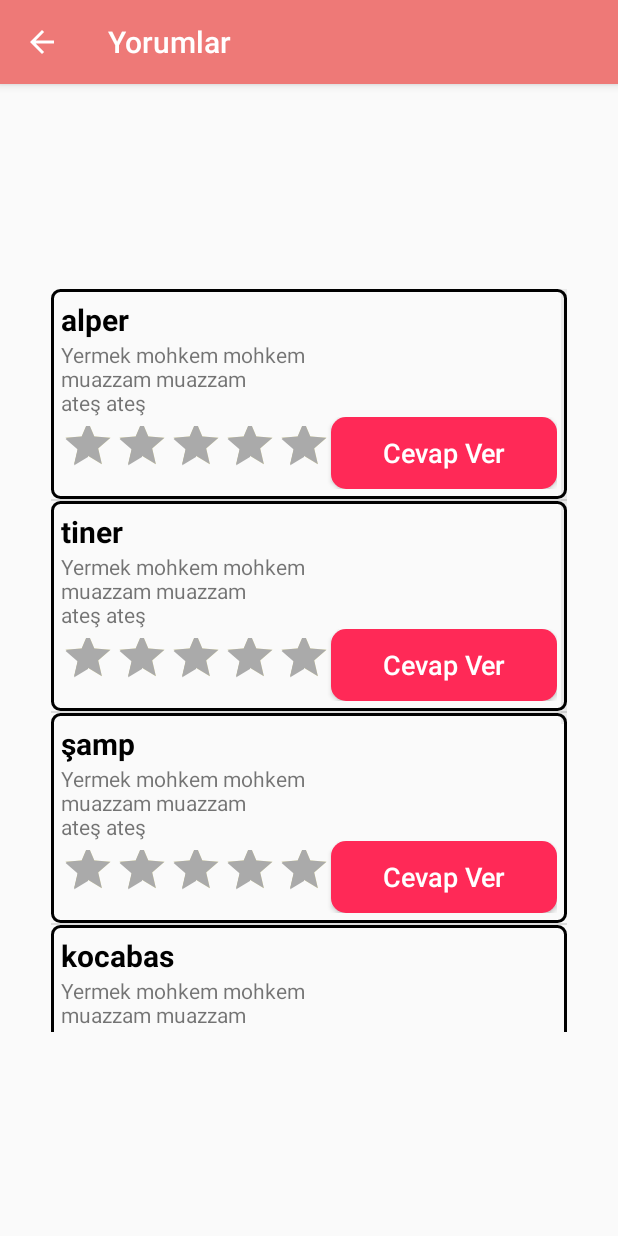
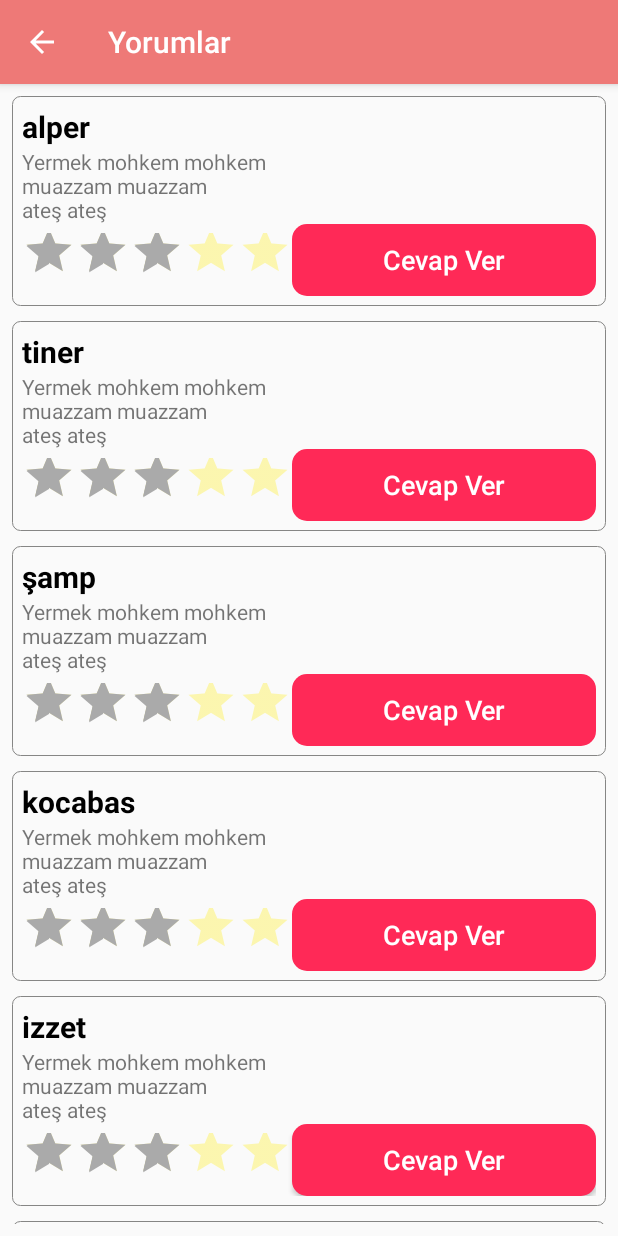
Before and after one commit to alperyazir/Nepismis-v.0.1, an Android app: the CommentsActivity screen opened directly, with no data from a screen before it, on a phone screen of 412 x 824 dp. Run offline under Robolectric (Android 15) with nearby library versions, the light colour scheme and no system bars.

Commit message:
- Comments Activity completed - Nav viwer modified

```diff
--- a/app/src/main/AndroidManifest.xml
+++ b/app/src/main/AndroidManifest.xml
@@ -23,7 +23,8 @@
             android:theme="@style/AppTheme.NoActionBar" />
         <activity android:name=".ProfileActivity" />
         <activity android:name=".AccountActivity" />
-        <activity android:name=".CommentsActivity"></activity>
+        <activity android:name=".CommentsActivity" />
+        <activity android:name=".QuestionnaireActivity"></activity>
     </application>
 
 </manifest>
--- a/app/src/main/java/com/example/ayzr/nepismis_v01/CookActivity.java
+++ b/app/src/main/java/com/example/ayzr/nepismis_v01/CookActivity.java
@@ -71,6 +71,11 @@
         }
    }
 
+    public void button_cook_order_ready_clicked(View view){
+        /// TODO
+        /// Add codes what happened when order ready
+    }
+
     @SuppressWarnings("StatementWithEmptyBody")
     @Override
     public boolean onNavigationItemSelected(MenuItem item) {
--- a/app/src/main/res/drawable/comments_row_design.xml
+++ b/app/src/main/res/drawable/comments_row_design.xml
@@ -2,8 +2,8 @@
 
 <shape xmlns:android="http://schemas.android.com/apk/res/android">
     <stroke
-        android:width="2dp"
-        android:color="#000000"/>
+        android:width=".5dp"
+        android:color="#868685"/>
 
     <padding
         android:left="7dp"
--- a/app/src/main/res/drawable/side_nav_bar.xml
+++ b/app/src/main/res/drawable/side_nav_bar.xml
@@ -2,8 +2,8 @@
     android:shape="rectangle">
     <gradient
         android:angle="135"
-        android:centerColor="#4CAF50"
-        android:endColor="#2E7D32"
-        android:startColor="#81C784"
+        android:centerColor="@color/colorCook"
+        android:startColor="@color/colorCook"
+        android:endColor="@color/colorCourier"
         android:type="linear" />
 </shape>
--- a/app/src/main/res/layout/activity_comments.xml
+++ b/app/src/main/res/layout/activity_comments.xml
@@ -8,8 +8,15 @@
 
     <ListView
         android:id="@+id/list_comments"
-        android:layout_width="344dp"
-        android:layout_height="495dp"
+        android:layout_width="match_parent"
+        android:layout_height="match_parent"
+        android:layout_marginBottom="8dp"
+        android:layout_marginLeft="8dp"
+        android:layout_marginRight="8dp"
+        android:layout_marginTop="8dp"
+        android:divider="@android:color/transparent"
+        android:dividerHeight="10dp"
+        android:scrollbars="none"
         app:layout_constraintBottom_toBottomOf="parent"
         app:layout_constraintLeft_toLeftOf="parent"
         app:layout_constraintRight_toRightOf="parent"
--- a/app/src/main/res/layout/comments_list_row_design.xml
+++ b/app/src/main/res/layout/comments_list_row_design.xml
@@ -36,14 +36,14 @@
 
             <RatingBar
                 android:id="@+id/rating"
-                android:theme="@style/RatingBar"
                 style="@android:style/Widget.DeviceDefault.RatingBar.Indicator"
                 android:layout_width="wrap_content"
                 android:layout_height="match_parent"
                 android:isIndicator="true"
                 android:numStars="5"
-                android:rating="5"
-                android:stepSize="0.1"/>
+                android:rating="3"
+                android:stepSize="0.1"
+                android:theme="@style/RatingBar" />
 
             <Button
                 android:id="@+id/button_comments_answer"
--- a/app/src/main/res/layout/nav_header_cook.xml
+++ b/app/src/main/res/layout/nav_header_cook.xml
@@ -17,19 +17,19 @@
         android:layout_width="wrap_content"
         android:layout_height="wrap_content"
         android:paddingTop="@dimen/nav_header_vertical_spacing"
-        app:srcCompat="@android:drawable/sym_def_app_icon" />
+        app:srcCompat="@mipmap/account" />
 
     <TextView
         android:layout_width="match_parent"
         android:layout_height="wrap_content"
         android:paddingTop="@dimen/nav_header_vertical_spacing"
-        android:text="Android Studio"
+        android:text="Ayşe Fatma Hayriye"
         android:textAppearance="@style/TextAppearance.AppCompat.Body1" />
 
     <TextView
         android:id="@+id/textView"
         android:layout_width="wrap_content"
         android:layout_height="wrap_content"
-        android:text="android.studio@android.com" />
+        android:text="aysefatmahayriye@nepismis.com" />
 
 </LinearLayout>
```
Also changed, not shown: app/src/main/java/com/example/ayzr/nepismis_v01/QuestionnaireActivity.java (added, +13 -0 lines), app/src/main/res/layout/activity_questionnaire.xml (added, +9 -0 lines), app/src/main/res/layout/content_cook.xml (+6 -5 lines), app/src/main/res/layout/cook_row_design.xml (+6 -4 lines).
